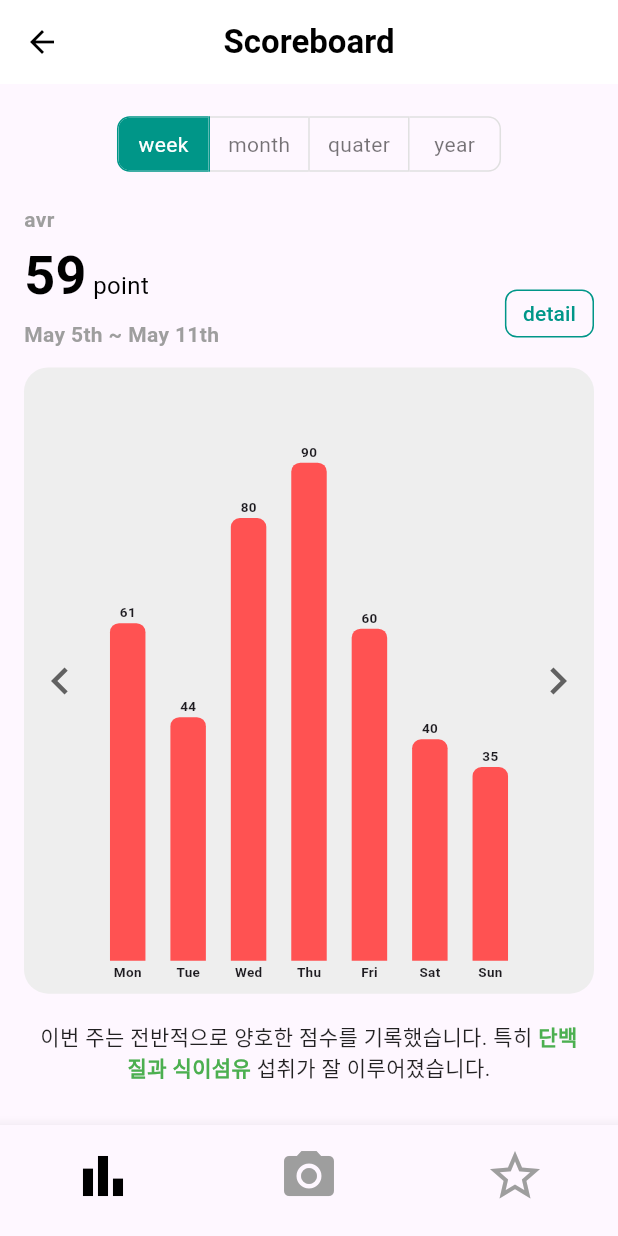
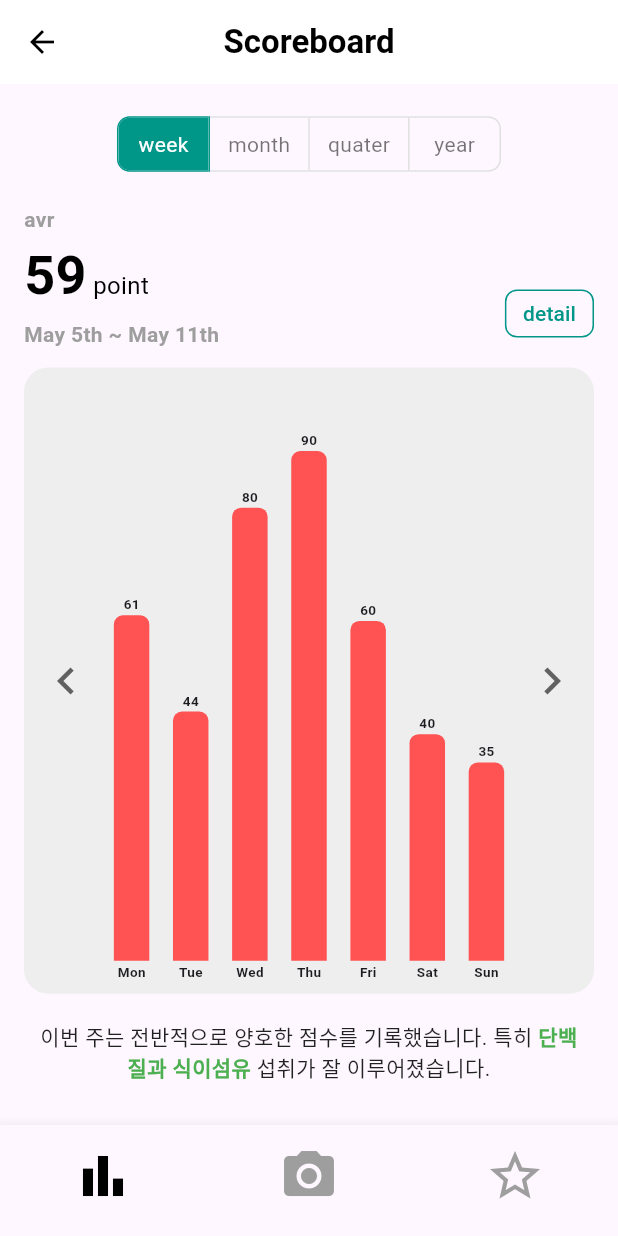
Before and after one commit to mecc91/healthapp, a Flutter app: the Dashboard screen opened directly, after a tap on the "chevron left" icon, on a phone screen of 412 x 824 dp. Run offline on Flutter 3.47's test engine with Material 3 defaults, Android fonts, the phone set to English and light mode, and no system bars; our stand-ins replace image_picker.

Commit message:
animation update
대시보드 weekly score etc.

```diff
--- a/lib/dashboardPage/dashboard.dart
+++ b/lib/dashboardPage/dashboard.dart
@@ -1,4 +1,3 @@
-// lib/dashboardPage/dashboard.dart
 import 'package:flutter/material.dart';
 import 'package:healthymeal/dailystatusPage/dailystatus.dart';
 import 'package:healthymeal/mealrecordPage/mealrecord.dart';
@@ -6,13 +5,14 @@ import 'package:healthymeal/recommendationPage/recommendation.dart';
 import 'package:image_picker/image_picker.dart';
 import 'package:healthymeal/scoreboardPage/scoreboard.dart';
 import 'package:healthymeal/underconstructionPage/underconstruction.dart';
-import 'package:intl/intl.dart'; // 날짜 포맷을 위해 추가
+import 'package:intl/intl.dart';
 
-// 분리된 위젯 import
+import '../../main.dart'; // RouteObserver 사용
+
 import 'widgets/dashboard_header.dart';
 import 'widgets/daily_status_summary_card.dart';
 import 'widgets/weekly_score_summary_card.dart';
-import 'widgets/meal_diary_card.dart'; // <<< 새 카드 import
+import 'widgets/meal_diary_card.dart';
 
 class Dashboard extends StatefulWidget {
   const Dashboard({super.key});
@@ -21,16 +21,83 @@ class Dashboard extends StatefulWidget {
   State<Dashboard> createState() => _DashboardState();
 }
 
-class _DashboardState extends State<Dashboard> {
+class _DashboardState extends State<Dashboard>
+    with RouteAware, SingleTickerProviderStateMixin {
   final ImagePicker _picker = ImagePicker();
 
+  int _scoreCardKey = DateTime.now().microsecondsSinceEpoch;
+  int _dailyCardKey = DateTime.now().microsecondsSinceEpoch + 1;
+
   double _avatarScale = 1.0;
-  int _selectedIndex = 1; // 초기 선택 인덱스를 카메라(1)로 설정
+  int _selectedIndex = 1;
   double _dailyCardScale = 1.0;
   double _scoreCardScale = 1.0;
-  // double _mealDiaryCardScale = 1.0; // 필요시 탭 애니메이션을 위한 스케일 변수
 
-  // 현재 날짜를 가져와 포맷팅하는 함수
+  late AnimationController _controller;
+  late Animation<double> _fadeAnimation;
+  late Animation<Offset> _slideAnimation;
+
+  @override
+  void initState() {
+    super.initState();
+    _controller = AnimationController(
+      vsync: this,
+      duration: const Duration(milliseconds: 600),
+    );
+
+    _fadeAnimation = Tween<double>(begin: 0, end: 1).animate(
+      CurvedAnimation(parent: _controller, curve: Curves.easeIn),
+    );
+
+    _slideAnimation = Tween<Offset>(
+      begin: const Offset(0, 0.1),
+      end: Offset.zero,
+    ).animate(
+      CurvedAnimation(parent: _controller, curve: Curves.easeOutCubic),
+    );
+
+    WidgetsBinding.instance.addPostFrameCallback((_) {
+      _controller.forward(from: 0);
+    });
+  }
+
+  @override
+  void didChangeDependencies() {
+    super.didChangeDependencies();
+    routeObserver.subscribe(this, ModalRoute.of(context)! as PageRoute);
+  }
+
+  @override
+  void didPopNext() {
+    _controller.forward(from: 0);
+    final now = DateTime.now().microsecondsSinceEpoch;
+
+    setState(() {
+      _scoreCardKey = now;
+      _dailyCardKey = now + 1;
+      _avatarScale = 0.9;
+      _dailyCardScale = 0.95;
+      _scoreCardScale = 0.95;
+    });
+
+    Future.delayed(const Duration(milliseconds: 20), () {
+      if (mounted) {
+        setState(() {
+          _avatarScale = 1.0;
+          _dailyCardScale = 1.0;
+          _scoreCardScale = 1.0;
+        });
+      }
+    });
+  }
+
+  @override
+  void dispose() {
+    routeObserver.unsubscribe(this);
+    _controller.dispose();
+    super.dispose();
+  }
+
   String getCurrentDateFormatted() {
     final now = DateTime.now();
     final formatter = DateFormat('yyyy-MM-dd');
@@ -42,10 +109,7 @@ class _DashboardState extends State<Dashboard> {
         await _picker.pickImage(source: ImageSource.camera);
     if (pickedFile != null) {
       if (mounted) {
-        _navigateWithFade(
-          context,
-          MealRecord(initialImageFile: pickedFile),
-        );
+        _navigateWithFade(context, MealRecord(initialImageFile: pickedFile));
       }
     } else {
       if (mounted) {
@@ -61,10 +125,7 @@ class _DashboardState extends State<Dashboard> {
       PageRouteBuilder(
         pageBuilder: (context, animation, secondaryAnimation) => page,
         transitionsBuilder: (context, animation, secondaryAnimation, child) {
-          return FadeTransition(
-            opacity: animation,
-            child: child,
-          );
+          return FadeTransition(opacity: animation, child: child);
         },
         transitionDuration: const Duration(milliseconds: 300),
       ),
@@ -72,9 +133,7 @@ class _DashboardState extends State<Dashboard> {
   }
 
   void _onBottomNavigationTap(int index) {
-    setState(() {
-      _selectedIndex = index;
-    });
+    setState(() => _selectedIndex = index);
     if (index == 0) {
       _navigateWithFade(context, const ScoreboardScreen());
     } else if (index == 1) {
@@ -86,7 +145,7 @@ class _DashboardState extends State<Dashboard> {
 
   @override
   Widget build(BuildContext context) {
-    final String currentDate = getCurrentDateFormatted(); // 현재 날짜 가져오기
+    final String currentDate = getCurrentDateFormatted();
 
     return Scaffold(
       backgroundColor: Colors.grey.shade100,
@@ -109,11 +168,16 @@ class _DashboardState extends State<Dashboard> {
           ),
           SafeArea(
             child: SingleChildScrollView(
+              child: SlideTransition(
+                position: _slideAnimation,
+                child: FadeTransition(
+                  opacity: _fadeAnimation,
                   child: Column(
                     children: [
                       DashboardHeader(
                         avatarScale: _avatarScale,
-                    onAvatarTapDown: (_) => setState(() => _avatarScale = 0.85),
+                        onAvatarTapDown: (_) =>
+                            setState(() => _avatarScale = 0.85),
                         onAvatarTapUp: (_) {
                           setState(() => _avatarScale = 1.0);
                           _navigateWithFade(context, const Underconstruction());
@@ -125,26 +189,34 @@ class _DashboardState extends State<Dashboard> {
                         },
                       ),
                       DailyStatusSummaryCard(
+                        key: ValueKey(_dailyCardKey),
                         scale: _dailyCardScale,
-                    onTapDown: (_) => setState(() => _dailyCardScale = 0.98),
+                        onTapDown: (_) =>
+                            setState(() => _dailyCardScale = 0.98),
                         onTapUp: (_) {
                           setState(() => _dailyCardScale = 1.0);
                           _navigateWithFade(context, const DailyStatus());
                         },
-                    onTapCancel: () => setState(() => _dailyCardScale = 1.0),
+                        onTapCancel: () =>
+                            setState(() => _dailyCardScale = 1.0),
                       ),
                       WeeklyScoreSummaryCard(
+                        key: ValueKey(_scoreCardKey),
                         scale: _scoreCardScale,
-                    onTapDown: (_) => setState(() => _scoreCardScale = 0.98),
+                        onTapDown: (_) =>
+                            setState(() => _scoreCardScale = 0.98),
                         onTapUp: (_) {
                           setState(() => _scoreCardScale = 1.0);
                           _navigateWithFade(context, const ScoreboardScreen());
                         },
-                    onTapCancel: () => setState(() => _scoreCardScale = 1.0),
+                        onTapCancel: () =>
+                            setState(() => _scoreCardScale = 1.0),
                       ),
-                  MealDiaryCard(diaryDate: currentDate), // <<< 새 카드 추가 및 날짜 전달
-                  const SizedBox(height: 20), // 하단 여백 추가
+                      MealDiaryCard(diaryDate: currentDate),
+                      const SizedBox(height: 20),
                     ],
+                  ),
+                ),
               ),
             ),
           ),
--- a/lib/dashboardPage/widgets/daily_status_summary_card.dart
+++ b/lib/dashboardPage/widgets/daily_status_summary_card.dart
@@ -20,7 +20,7 @@ class DailyStatusSummaryCard extends StatelessWidget {
   ];
 
   const DailyStatusSummaryCard({
-    super.key,
+    super.key, //애니매이션 강제 리부트트
     required this.scale,
     required this.onTapDown,
     required this.onTapUp,
--- a/lib/dashboardPage/widgets/meal_diary_card.dart
+++ b/lib/dashboardPage/widgets/meal_diary_card.dart
@@ -27,14 +27,16 @@ class MealDiaryCard extends StatelessWidget {
       time: '13:04',
       menu: '짜장면',
       intake: '600g',
-      notes: '오늘 아침은 평소보다 따뜻하게 먹고 싶어서 동네 중국집에서 짜장면을 포장해왔다. 살짝 매콤하긴 했지만 면도 쫄깃하고 양파랑 고기도 적당히 들어있어서 만족스러웠다. 다음엔 계란 후라이 하나 올려 먹으면 더 좋을 것 같다.',
+      notes:
+          '오늘 아침은 평소보다 따뜻하게 먹고 싶어서 동네 중국집에서 짜장면을 포장해왔다. 살짝 매콤하긴 했지만 면도 쫄깃하고 양파랑 고기도 적당히 들어있어서 만족스러웠다. 다음엔 계란 후라이 하나 올려 먹으면 더 좋을 것 같다.',
       imagePath: 'assets/image/placeholder_meal.png', // 실제 이미지 경로로 변경 필요
     ),
     MealEntry(
       time: '20:14',
       menu: '짜장면', // 이미지에는 치킨이 있지만, 텍스트는 짜장면으로 되어 있어 텍스트를 따름
       intake: '600g',
-      notes: '저녁엔 친구들이랑 황금올리브 치킨을 시켜서 먹었다. 겉은 바삭하고 속은 촉촉해서 늘 먹어도 맛있다. 소스 없이도 짜지지도 않고 혼자 반 마리 정도는 충분히 먹는 느낌. 야채나 샐러드가 없어 좀 아쉽긴 했지만, 맛있게 먹었다!',
+      notes:
+          '저녁엔 친구들이랑 황금올리브 치킨을 시켜서 먹었다. 겉은 바삭하고 속은 촉촉해서 늘 먹어도 맛있다. 소스 없이도 짜지지도 않고 혼자 반 마리 정도는 충분히 먹는 느낌. 야채나 샐러드가 없어 좀 아쉽긴 했지만, 맛있게 먹었다!',
       imagePath: 'assets/image/placeholder_meal_2.png', // 실제 이미지 경로로 변경 필요
     ),
     MealEntry(
@@ -94,7 +96,7 @@ class MealDiaryCard extends StatelessWidget {
             children: [
               Text(
                 // "$diaryDate 식단 일기", // 날짜를 동적으로 표시
-                "식단 일기 요약 (${diaryDate})",
+                "식단 일기 요약 ($diaryDate)",
                 style: const TextStyle(
                     fontSize: 18,
                     fontWeight: FontWeight.bold,
@@ -114,17 +116,20 @@ class MealDiaryCard extends StatelessWidget {
               else
                 ListView.separated(
                   shrinkWrap: true, // Column 내부에서 ListView가 올바르게 작동하도록 설정
-                  physics: const NeverScrollableScrollPhysics(), // ListView 자체 스크롤 비활성화
+                  physics:
+                      const NeverScrollableScrollPhysics(), // ListView 자체 스크롤 비활성화
                   itemCount: recentEntries.length,
                   itemBuilder: (context, index) {
                     final entry = recentEntries[index];
                     return Padding(
-                      padding: const EdgeInsets.symmetric(vertical: 12.0), // 항목 간 간격 증가
+                      padding: const EdgeInsets.symmetric(
+                          vertical: 12.0), // 항목 간 간격 증가
                       child: Row(
                         crossAxisAlignment: CrossAxisAlignment.start,
                         children: [
                           ClipRRect(
-                            borderRadius: BorderRadius.circular(12.0), // 이미지 모서리 둥글게
+                            borderRadius:
+                                BorderRadius.circular(12.0), // 이미지 모서리 둥글게
                             child: Image.asset(
                               entry.imagePath, // 동적 경로 사용
                               width: 100, // 이미지 크기 조정
@@ -187,7 +192,8 @@ class MealDiaryCard extends StatelessWidget {
                                     height: 1.4, // 줄 간격 조정
                                   ),
                                   maxLines: 3, // 메모 표시 줄 수 제한
-                                  overflow: TextOverflow.ellipsis, // 내용이 넘칠 경우 ... 처리
+                                  overflow:
+                                      TextOverflow.ellipsis, // 내용이 넘칠 경우 ... 처리
                                 ),
                               ],
                             ),
--- a/lib/dashboardPage/widgets/weekly_score_summary_card.dart
+++ b/lib/dashboardPage/widgets/weekly_score_summary_card.dart
@@ -20,11 +20,11 @@ class WeeklyScoreSummaryCard extends StatelessWidget {
   ];
 
   const WeeklyScoreSummaryCard({
-    super.key,
     required this.scale,
     required this.onTapDown,
     required this.onTapUp,
     required this.onTapCancel,
+    super.key,
   });
 
   Color _getProgressColor(double animatedValue) {
--- a/lib/scoreboardPage/widgets/weekly_score_chart.dart
+++ b/lib/scoreboardPage/widgets/weekly_score_chart.dart
@@ -1,19 +1,22 @@
 import 'package:flutter/material.dart';
 import 'dart:math';
-import '../scoreboard_constants.dart'; // 상수 파일 import
+import '../scoreboard_constants.dart';
 
-// 막대 높이 계산 유틸리티 함수 (이 파일 내에 private으로 두거나, 별도 유틸리티 파일로 분리 가능)
-double _calculateBarHeight(int value, double heightForMaxPossibleBar, int referenceMaxValueInPeriod) {
-  if (value <= 0 || referenceMaxValueInPeriod <= 0 || heightForMaxPossibleBar <= 0) return 0;
-  // 현재는 점수가 0~100점으로 고정되어 있다고 가정하고 referenceMaxValueInPeriod를 100으로 사용
-  // 만약 동적으로 변한다면, 해당 기간의 최대값을 기준으로 비율 계산 필요
-  double calculatedHeight = (value / 100.0) * heightForMaxPossibleBar; // 100점 만점 기준
+// ✅ 전역 routeObserver 사용한다고 가정
+import '../../main.dart'; // 여기서 routeObserver 가져온다고 가정
+
+double _calculateBarHeight(
+    int value, double heightForMaxPossibleBar, int referenceMaxValueInPeriod) {
+  if (value <= 0 ||
+      referenceMaxValueInPeriod <= 0 ||
+      heightForMaxPossibleBar <= 0) return 0;
+  double calculatedHeight = (value / 100.0) * heightForMaxPossibleBar;
   return max(0, calculatedHeight);
 }
 
-class WeeklyScoreChart extends StatelessWidget {
+class WeeklyScoreChart extends StatefulWidget {
   final List<Map<String, dynamic>> weekData;
-  final Function(int) onChangeWeek; // weeksToAdd (-1 또는 1)를 파라미터로 받음
+  final Function(int) onChangeWeek;
   final bool canGoBack;
   final bool canGoForward;
 
@@ -26,126 +29,175 @@ class WeeklyScoreChart extends StatelessWidget {
   });
 
   @override
+  State<WeeklyScoreChart> createState() => _WeeklyScoreChartState();
+}
+
+class _WeeklyScoreChartState extends State<WeeklyScoreChart>
+    with SingleTickerProviderStateMixin, RouteAware {
+  late AnimationController _controller;
+  late Animation<double> _fadeAnimation;
+  late Animation<Offset> _slideAnimation;
+
+  @override
+  void initState() {
+    super.initState();
+    _controller = AnimationController(
+      vsync: this,
+      duration: const Duration(milliseconds: 600),
+    );
+
+    _fadeAnimation = Tween<double>(begin: 0, end: 1).animate(
+      CurvedAnimation(parent: _controller, curve: Curves.easeIn),
+    );
+
+    _slideAnimation = Tween<Offset>(
+      begin: const Offset(0, 0.3),
+      end: Offset.zero,
+    ).animate(
+      CurvedAnimation(parent: _controller, curve: Curves.easeOutCubic),
+    );
+
+    WidgetsBinding.instance.addPostFrameCallback((_) {
+      _controller.forward(from: 0);
+    });
+  }
+
+  @override
+  void didUpdateWidget(covariant WeeklyScoreChart oldWidget) {
+    super.didUpdateWidget(oldWidget);
+    if (oldWidget.weekData != widget.weekData) {
+      _controller.forward(from: 0);
+    }
+  }
+
+  // ✅ RouteObserver: 구독
+  @override
+  void didChangeDependencies() {
+    super.didChangeDependencies();
+    routeObserver.subscribe(this, ModalRoute.of(context)! as PageRoute);
+  }
+
+  // ✅ Back 후 복귀 시 애니메이션 실행
+  @override
+  void didPopNext() {
+    _controller.forward(from: 0);
+  }
+
+  @override
+  void dispose() {
+    routeObserver.unsubscribe(this);
+    _controller.dispose();
+    super.dispose();
+  }
+
+  @override
   Widget build(BuildContext context) {
     return GestureDetector(
       onHorizontalDragEnd: (details) {
         if (details.primaryVelocity == null) return;
-        if (details.primaryVelocity! > 100) { // 오른쪽으로 스와이프 (이전 주)
-          if (canGoBack) onChangeWeek(-1);
-        } else if (details.primaryVelocity! < -100) { // 왼쪽으로 스와이프 (다음 주)
-          if (canGoForward) onChangeWeek(1);
+        if (details.primaryVelocity! > 100) {
+          if (widget.canGoBack) widget.onChangeWeek(-1);
+        } else if (details.primaryVelocity! < -100) {
+          if (widget.canGoForward) widget.onChangeWeek(1);
         }
       },
-      child: LayoutBuilder(
-        builder: (context, constraints) {
-          final double availableHeightForGraphContainer = constraints.maxHeight;
-          final double availableWidthForGraphContainer = constraints.maxWidth;
-
-          // 차트 레이아웃 관련 상수들 (테마나 스타일로 관리 가능)
-          const double valueTextFontSize = 9.0;
-          const double dayTextFontSize = 9.0;
-          const double textLineHeightApproximation = valueTextFontSize * 1.7; // 폰트 높이 근사치
-          const double topSizedBoxHeight = 1.0; // 막대 위 텍스트와 막대 사이 간격
-          const double bottomSizedBoxHeight = 1.0; // 막대와 요일 텍스트 사이 간격
-          const double graphContainerVerticalPadding = 8.0 * 2; // 컨테이너 자체의 상하 패딩
-          const double iconButtonEffectiveWidth = 36.0; // 좌우 화살표 버튼 너비
-          const double horizontalPaddingForBarArea = 5.0 * 2; // 막대 영역 좌우 패딩
-
-          // 100점짜리 막대가 차지할 수 있는 최대 시각적 높이
-          final double heightFor100PointBarVisual =
-              availableHeightForGraphContainer -
-                  (textLineHeightApproximation * 2) - // 상단 값 텍스트, 하단 요일 텍스트
-                  topSizedBoxHeight -
-                  bottomSizedBoxHeight -
-                  graphContainerVerticalPadding;
-
-          // 실제 막대들이 그려질 수 있는 영역의 너비
-          final double barDisplayAreaWidth = availableWidthForGraphContainer -
-              (iconButtonEffectiveWidth * 2) - // 좌우 화살표 버튼 너비 제외
-              horizontalPaddingForBarArea;
-
-          // 각 막대의 너비
-          final double barWidth = weekData.isEmpty
+      child: SlideTransition(
+        position: _slideAnimation,
+        child: FadeTransition(
+          opacity: _fadeAnimation,
+          child: LayoutBuilder(builder: (context, constraints) {
+            final double heightFor100 = constraints.maxHeight - 40;
+            final double barAreaWidth = constraints.maxWidth - 36 * 2 - 5.0 * 2;
+            final double barWidth = widget.weekData.isEmpty
                 ? 0
-              : barDisplayAreaWidth / (weekData.length * 1.8); // 막대 개수와 간격 비율 고려
+                : barAreaWidth / (widget.weekData.length * 1.8);
 
             return Container(
-            padding: const EdgeInsets.symmetric(vertical: 8.0, horizontal: 4.0),
+              padding:
+                  const EdgeInsets.symmetric(vertical: 8.0, horizontal: 4.0),
               decoration: BoxDecoration(
                 color: Colors.grey.shade200,
                 borderRadius: BorderRadius.circular(16),
               ),
               child: Row(
-              crossAxisAlignment: CrossAxisAlignment.center,
                 children: [
                   IconButton(
                     icon: const Icon(Icons.chevron_left),
                     iconSize: 36.0,
                     padding: EdgeInsets.zero,
-                  constraints: const BoxConstraints(),
-                  visualDensity: VisualDensity.compact,
-                  onPressed: canGoBack ? () => onChangeWeek(-1) : null,
-                  color: canGoBack ? Colors.grey.shade700 : Colors.grey.shade300,
+                    onPressed:
+                        widget.canGoBack ? () => widget.onChangeWeek(-1) : null,
+                    color: widget.canGoBack
+                        ? Colors.grey.shade700
+                        : Colors.grey.shade300,
                   ),
                   Expanded(
-                  child: Container(
-                    padding: const EdgeInsets.symmetric(horizontal: 5.0),
                     child: Row(
+                      mainAxisAlignment: MainAxisAlignment.spaceAround,
                       crossAxisAlignment: CrossAxisAlignment.end,
-                      mainAxisAlignment: MainAxisAlignment.spaceAround,
-                      children: weekData.map((dayData) {
-                        final barHeightValue = _calculateBarHeight(
-                            dayData['value'],
-                            heightFor100PointBarVisual > 0
-                                ? heightFor100PointBarVisual
-                                : 0,
-                            100 // 기준 최대값 (100점 만점)
-                        );
+                      children: widget.weekData.asMap().entries.map((entry) {
+                        final index = entry.key;
+                        final dayData = entry.value;
+                        final barHeight = _calculateBarHeight(
+                            dayData['value'], heightFor100, 100);
+
                         return Column(
                           mainAxisAlignment: MainAxisAlignment.end,
                           children: [
-                            Text("${dayData['value']}",
+                            Text(
+                              "${dayData['value']}",
                               style: const TextStyle(
                                 fontWeight: FontWeight.bold,
-                                    fontSize: valueTextFontSize)),
-                            const SizedBox(height: topSizedBoxHeight),
-                            Container(
-                              height: barHeightValue,
-                              width: barWidth > 0 ? barWidth : 0,
+                                fontSize: 9,
+                              ),
+                            ),
+                            const SizedBox(height: 1),
+                            TweenAnimationBuilder<double>(
+                              tween: Tween<double>(begin: 0, end: barHeight),
+                              duration: const Duration(milliseconds: 500),
+                              curve: Curves.easeOutCubic,
+                              builder: (context, animatedHeight, child) {
+                                return Container(
+                                  height: animatedHeight,
+                                  width: barWidth,
                                   decoration: BoxDecoration(
                                     color: accentScoreboardColor,
-                                borderRadius: const BorderRadius.only(
-                                  topLeft: Radius.circular(6),
-                                  topRight: Radius.circular(6),
+                                    borderRadius: const BorderRadius.vertical(
+                                      top: Radius.circular(6),
                                     ),
                                   ),
+                                );
+                              },
                             ),
-                            const SizedBox(height: bottomSizedBoxHeight),
-                            Text(dayData['day'],
+                            const SizedBox(height: 1),
+                            Text(
+                              dayData['day'],
                               style: const TextStyle(
-                                    fontSize: dayTextFontSize,
-                                    fontWeight: FontWeight.bold)),
+                                fontSize: 9,
+                                fontWeight: FontWeight.bold,
+                              ),
+                            ),
                           ],
                         );
                       }).toList(),
-                    ),
                     ),
                   ),
                   IconButton(
                     icon: const Icon(Icons.chevron_right),
                     iconSize: 36.0,
                     padding: EdgeInsets.zero,
-                  constraints: const BoxConstraints(),
-                  visualDensity: VisualDensity.compact,
-                  onPressed: canGoForward ? () => onChangeWeek(1) : null,
-                  color: canGoForward
+                    onPressed: widget.canGoForward
+                        ? () => widget.onChangeWeek(1)
+                        : null,
+                    color: widget.canGoForward
                         ? Colors.grey.shade700
                         : Colors.grey.shade300,
                   ),
                 ],
               ),
             );
-        },
+          }),
+        ),
       ),
     );
   }
```
Also changed, not shown: lib/main.dart (+7 -5 lines), lib/mealdiaryPage/meal_diary_screen.dart (+22 -15 lines), lib/nutrientintakePage/widgets/nutrient_weekly_chart.dart (+118 -49 lines), lib/widgets/common_bottom_navigation_bar.dart (+33 -14 lines), 1 other file. Lines whose indentation alone changed are shown as unchanged.
